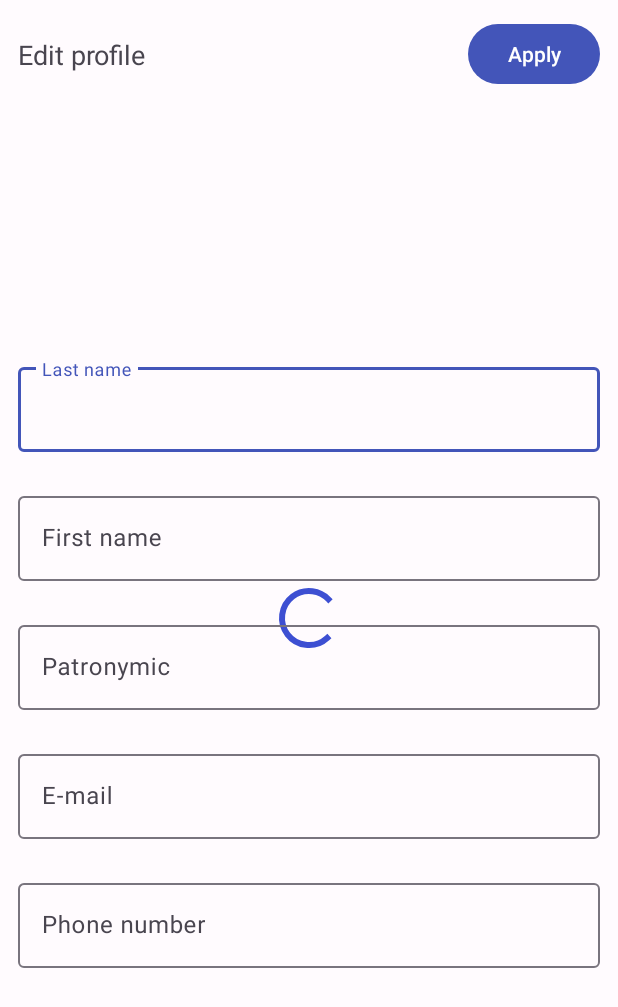
After one commit to sonomedarenome34/Vitaland, an Android app: the layout bottom_sheet_edit_profile.xml on its own in the app's theme, with its tools: preview values and no code run, on a phone screen of 412 x 824 dp. The commit adds this screen. Shown: the top 1007 px of the screen. Run offline under Robolectric (Android 15) with nearby library versions, the phone set to English and light mode, and no system bars.

Commit message:
edit profile

```diff
--- a/app/src/main/java/gg/solrudev/vitaland/di/MapperModule.kt
+++ b/app/src/main/java/gg/solrudev/vitaland/di/MapperModule.kt
@@ -18,4 +18,7 @@ interface MapperModule {
 
 	@Binds
 	fun bindEventMapper(eventMapperImpl: EventMapperImpl): EventMapper
+
+	@Binds
+	fun bindUserModelMapper(userModelMapperImpl: UserModelMapperImpl): UserModelMapper
 }
--- a/app/src/main/java/gg/solrudev/vitaland/di/UseCaseModule.kt
+++ b/app/src/main/java/gg/solrudev/vitaland/di/UseCaseModule.kt
@@ -27,4 +27,7 @@ interface UseCaseModule {
 
 	@Binds
 	fun bindGetChildrenWithShiftsUseCase(getChildrenWithShiftsUseCaseImpl: GetChildrenWithShiftsUseCaseImpl): GetChildrenWithShiftsUseCase
+
+	@Binds
+	fun bindUpdateUserUseCase(updateUserUseCaseImpl: UpdateUserUseCaseImpl): UpdateUserUseCase
 }
--- a/app/src/main/java/gg/solrudev/vitaland/domain/repository/UserRepository.kt
+++ b/app/src/main/java/gg/solrudev/vitaland/domain/repository/UserRepository.kt
@@ -1,6 +1,5 @@
 package gg.solrudev.vitaland.domain.repository
 
-import gg.solrudev.vitaland.domain.model.PersonName
 import gg.solrudev.vitaland.domain.model.Shift
 import gg.solrudev.vitaland.domain.model.ShiftRating
 import gg.solrudev.vitaland.domain.model.User
@@ -10,9 +9,7 @@ interface UserRepository {
 	suspend fun getShiftsForUser(user: User): List<Shift>
 	suspend fun getRatingsForUser(user: User): List<ShiftRating>
 	suspend fun getChildrenForUser(user: User): List<User>
-	suspend fun updateUserName(user: User, name: PersonName)
-	suspend fun updateUserEmail(user: User, email: String)
-	suspend fun updateUserPhone(user: User, phone: String)
+	suspend fun updateUser(newUser: User)
 	suspend fun getUserById(userId: Int): User?
 	fun getUserFlowById(userId: Int): Flow<User>
 }
--- a/app/src/main/java/gg/solrudev/vitaland/ui/profile/ProfileFragment.kt
+++ b/app/src/main/java/gg/solrudev/vitaland/ui/profile/ProfileFragment.kt
@@ -8,6 +8,7 @@ import androidx.fragment.app.viewModels
 import androidx.lifecycle.Lifecycle
 import androidx.lifecycle.lifecycleScope
 import androidx.lifecycle.repeatOnLifecycle
+import androidx.navigation.fragment.findNavController
 import androidx.navigation.fragment.navArgs
 import androidx.recyclerview.widget.DividerItemDecoration
 import androidx.recyclerview.widget.LinearLayoutManager
@@ -27,6 +28,10 @@ class ProfileFragment : Fragment(R.layout.fragment_profile) {
 
 	override fun onViewCreated(view: View, savedInstanceState: Bundle?) {
 		binding.buttonProfileEdit.isVisible = args.self
+		binding.buttonProfileEdit.setOnClickListener {
+			val openEditProfile = ProfileFragmentDirections.actionProfileFragmentToEditProfileFragment(args.user)
+			findNavController().navigate(openEditProfile)
+		}
 		binding.recyclerViewProfileChildren.adapter = childrenListAdapter
 		binding.recyclerViewProfileChildren.addItemDecoration(
 			DividerItemDecoration(
--- /dev/null
+++ b/app/src/main/res/layout/bottom_sheet_edit_profile.xml
@@ -0,0 +1,139 @@
+<?xml version="1.0" encoding="utf-8"?>
+<androidx.constraintlayout.widget.ConstraintLayout xmlns:android="http://schemas.android.com/apk/res/android"
+	xmlns:app="http://schemas.android.com/apk/res-auto"
+	xmlns:tools="http://schemas.android.com/tools"
+	android:id="@+id/edit_profile_container"
+	android:layout_width="match_parent"
+	android:layout_height="match_parent">
+
+	<ProgressBar
+		android:id="@+id/progressBar_edit_profile_loading"
+		style="?android:attr/progressBarStyle"
+		android:layout_width="wrap_content"
+		android:layout_height="wrap_content"
+		app:layout_constraintTop_toTopOf="parent"
+		app:layout_constraintBottom_toBottomOf="parent"
+		app:layout_constraintStart_toStartOf="parent"
+		app:layout_constraintEnd_toEndOf="parent"
+		android:indeterminate="true" />
+
+	<androidx.constraintlayout.widget.ConstraintLayout
+		android:id="@+id/group_edit_profile_top_bar"
+		android:layout_width="match_parent"
+		android:layout_height="wrap_content"
+		android:layout_margin="12dp"
+		app:layout_constraintTop_toTopOf="parent">
+
+		<TextView
+			android:id="@+id/textView_edit_profile_title"
+			android:layout_width="0dp"
+			android:layout_height="wrap_content"
+			android:layout_marginEnd="12sp"
+			android:ellipsize="end"
+			android:maxLines="1"
+			android:text="@string/edit_profile_title"
+			android:textSize="18sp"
+			app:layout_constraintBottom_toBottomOf="parent"
+			app:layout_constraintEnd_toStartOf="@+id/button_profile_edit"
+			app:layout_constraintStart_toStartOf="parent"
+			app:layout_constraintTop_toTopOf="parent" />
+
+		<Button
+			android:id="@+id/button_profile_edit"
+			android:layout_width="0dp"
+			android:layout_height="wrap_content"
+			android:text="@string/edit_profile_button_apply"
+			app:layout_constraintBottom_toBottomOf="parent"
+			app:layout_constraintEnd_toEndOf="parent"
+			app:layout_constraintTop_toTopOf="parent" />
+
+	</androidx.constraintlayout.widget.ConstraintLayout>
+
+	<androidx.constraintlayout.widget.ConstraintLayout
+		android:id="@+id/group_edit_profile_fields"
+		android:layout_width="match_parent"
+		android:layout_height="wrap_content"
+		android:visibility="invisible"
+		tools:visibility="visible"
+		app:layout_constraintBottom_toBottomOf="parent"
+		app:layout_constraintTop_toBottomOf="@id/group_edit_profile_top_bar">
+
+		<com.google.android.material.textfield.TextInputLayout
+			android:id="@+id/textField_edit_profile_last_name"
+			android:layout_width="match_parent"
+			android:layout_height="wrap_content"
+			android:layout_margin="12dp"
+			android:hint="@string/edit_profile_last_name_label"
+			app:layout_constraintBottom_toTopOf="@id/textField_edit_profile_first_name"
+			app:layout_constraintTop_toTopOf="parent">
+
+			<com.google.android.material.textfield.TextInputEditText
+				android:layout_width="match_parent"
+				android:layout_height="wrap_content" />
+
+		</com.google.android.material.textfield.TextInputLayout>
+
+		<com.google.android.material.textfield.TextInputLayout
+			android:id="@+id/textField_edit_profile_first_name"
+			android:layout_width="match_parent"
+			android:layout_height="wrap_content"
+			android:layout_margin="12dp"
+			android:hint="@string/edit_profile_first_name_label"
+			app:layout_constraintBottom_toTopOf="@id/textField_edit_profile_patronymic"
+			app:layout_constraintTop_toBottomOf="@+id/textField_edit_profile_last_name">
+
+			<com.google.android.material.textfield.TextInputEditText
+				android:layout_width="match_parent"
+				android:layout_height="wrap_content" />
+
+		</com.google.android.material.textfield.TextInputLayout>
+
+		<com.google.android.material.textfield.TextInputLayout
+			android:id="@+id/textField_edit_profile_patronymic"
+			android:layout_width="match_parent"
+			android:layout_height="wrap_content"
+			android:layout_margin="12dp"
+			android:hint="@string/edit_profile_patronymic_label"
+			app:layout_constraintBottom_toTopOf="@id/textField_edit_profile_email"
+			app:layout_constraintTop_toBottomOf="@+id/textField_edit_profile_first_name">
+
+			<com.google.android.material.textfield.TextInputEditText
+				android:layout_width="match_parent"
+				android:layout_height="wrap_content" />
+
+		</com.google.android.material.textfield.TextInputLayout>
+
+		<com.google.android.material.textfield.TextInputLayout
+			android:id="@+id/textField_edit_profile_email"
+			android:layout_width="match_parent"
+			android:layout_height="wrap_content"
+			android:layout_margin="12dp"
+			android:hint="@string/edit_profile_email_label"
+			app:layout_constraintBottom_toTopOf="@id/textField_edit_profile_phone"
+			app:layout_constraintTop_toBottomOf="@+id/textField_edit_profile_patronymic">
+
+			<com.google.android.material.textfield.TextInputEditText
+				android:layout_width="match_parent"
+				android:layout_height="wrap_content" />
+
+		</com.google.android.material.textfield.TextInputLayout>
+
+		<com.google.android.material.textfield.TextInputLayout
+			android:id="@+id/textField_edit_profile_phone"
+			android:layout_width="match_parent"
+			android:layout_height="wrap_content"
+			android:layout_margin="12dp"
+			android:hint="@string/edit_profile_phone_label"
+			app:layout_constraintBottom_toBottomOf="parent"
+			app:layout_constraintTop_toBottomOf="@+id/textField_edit_profile_email">
+
+			<com.google.android.material.textfield.TextInputEditText
+				android:layout_width="match_parent"
+				android:layout_height="wrap_content" />
+
+		</com.google.android.material.textfield.TextInputLayout>
+
+	</androidx.constraintlayout.widget.ConstraintLayout>
+
+
+</androidx.constraintlayout.widget.ConstraintLayout>
--- a/app/src/main/res/values/strings.xml
+++ b/app/src/main/res/values/strings.xml
@@ -12,4 +12,11 @@
 	<string name="profile_button_edit">Edit</string>
 	<string name="profile_section_title_children">Children</string>
 	<string name="profile_item_button_view">View</string>
+	<string name="edit_profile_title">Edit profile</string>
+	<string name="edit_profile_first_name_label">First name</string>
+	<string name="edit_profile_last_name_label">Last name</string>
+	<string name="edit_profile_patronymic_label">Patronymic</string>
+	<string name="edit_profile_email_label">E-mail</string>
+	<string name="edit_profile_phone_label">Phone number</string>
+	<string name="edit_profile_button_apply">Apply</string>
 </resources>
```
Also changed, not shown: app/src/main/java/gg/solrudev/vitaland/data/database/model/mapper/UserMapper.kt (+14 -0 lines), app/src/main/java/gg/solrudev/vitaland/data/repository/UserRepositoryImpl.kt (+4 -13 lines), app/src/main/java/gg/solrudev/vitaland/domain/usecase/UpdateUserUseCase.kt (added, +16 -0 lines), app/src/main/java/gg/solrudev/vitaland/ui/profile/edit/EditProfileFragment.kt (added, +109 -0 lines), app/src/main/java/gg/solrudev/vitaland/ui/profile/edit/EditProfileUiState.kt (added, +9 -0 lines), app/src/main/java/gg/solrudev/vitaland/ui/profile/edit/EditProfileViewModel.kt (added, +58 -0 lines), app/src/main/res/navigation/navigation_graph.xml (+14 -0 lines), 1 other file.
